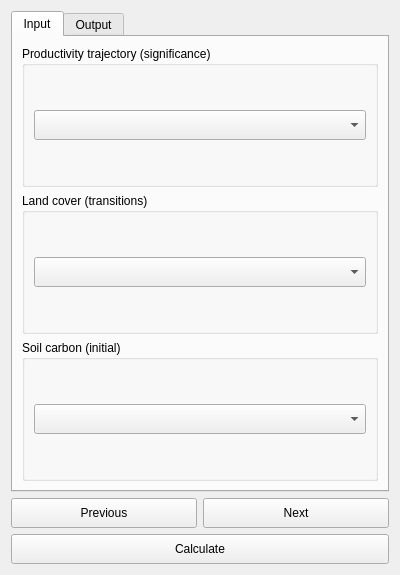
Above: LDMP/gui/DlgReportingSummaryTable.ui from ConservationInternational/trends.earth before the change. Below: the same form after it.
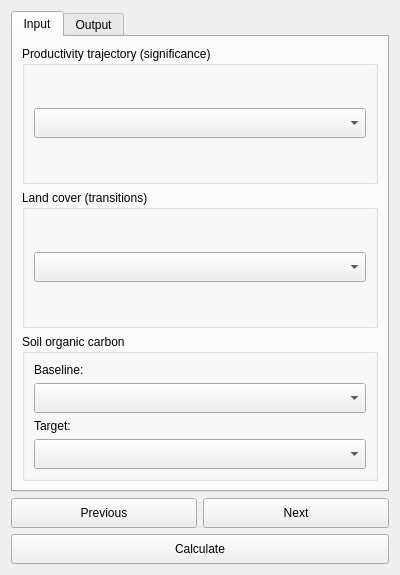
That is the form after the change.

Patch:
```diff
--- a/LDMP/gui/DlgReportingSummaryTable.ui
+++ b/LDMP/gui/DlgReportingSummaryTable.ui
@@ -155,11 +155,18 @@
           </font>
          </property>
          <property name="title">
-          <string>Soil carbon (initial)</string>
+          <string>Soil organic carbon</string>
          </property>
          <layout class="QVBoxLayout" name="verticalLayout_7">
           <item>
-           <widget class="QComboBox" name="combo_layer_soc">
+           <widget class="QLabel" name="label">
+            <property name="text">
+             <string>Baseline:</string>
+            </property>
+           </widget>
+          </item>
+          <item>
+           <widget class="QComboBox" name="combo_layer_soc_initial">
             <property name="sizePolicy">
              <sizepolicy hsizetype="Expanding" vsizetype="Fixed">
               <horstretch>0</horstretch>
@@ -174,6 +181,23 @@
             </property>
            </widget>
           </item>
+          <item>
+           <widget class="QLabel" name="label_2">
+            <property name="text">
+             <string>Target:</string>
+            </property>
+           </widget>
+          </item>
+          <item>
+           <widget class="QComboBox" name="combo_layer_soc_final">
+            <property name="minimumSize">
+             <size>
+              <width>0</width>
+              <height>30</height>
+             </size>
+            </property>
+           </widget>
+          </item>
          </layout>
         </widget>
        </item>
```
